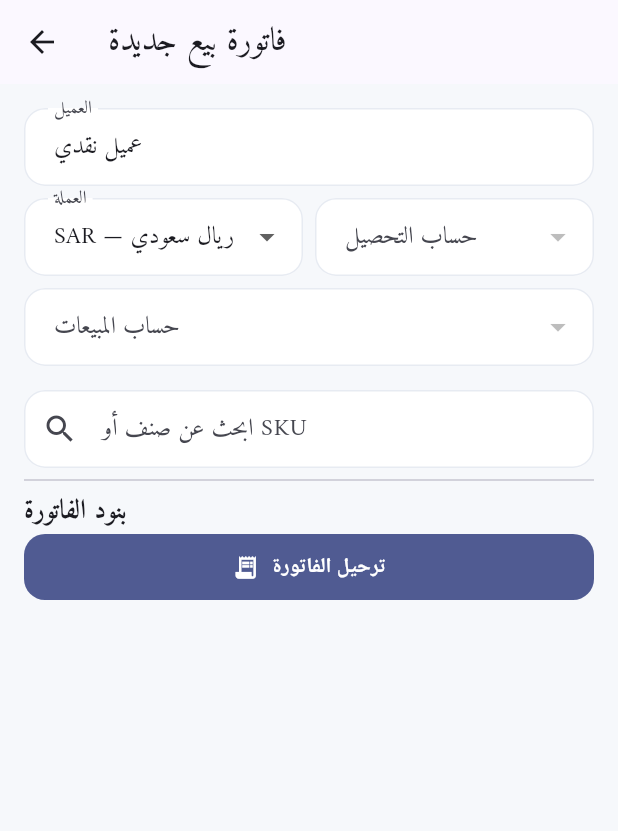
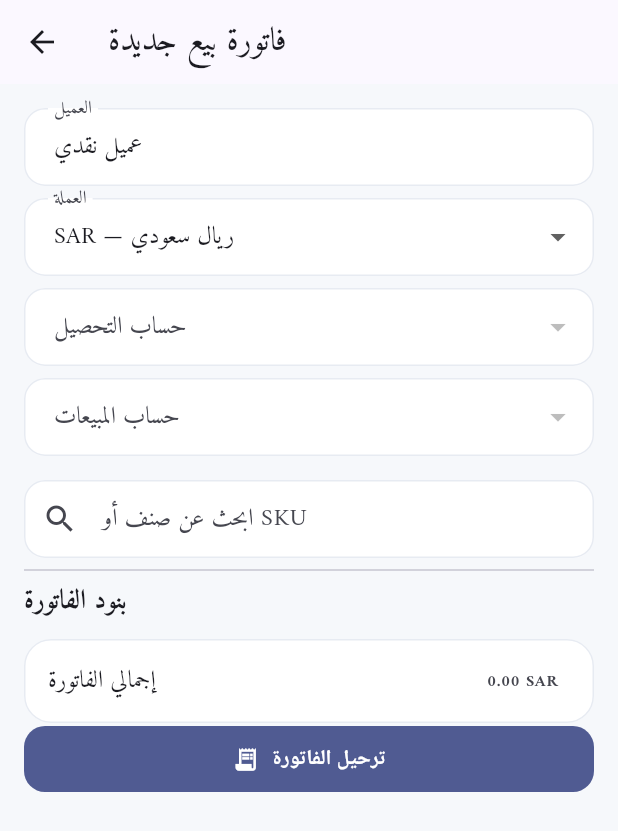
Before and after one commit to goodlooking3/3005, a Flutter app: the SalesInvoiceScreen screen opened directly, on a phone screen of 412 x 824 dp. Shown: the top 831 px of the screen. Run offline on Flutter 3.47's test engine with Material 3 defaults, Android fonts, the phone set to English and light mode, and no system bars; our stand-ins replace file_picker, flutter_secure_storage, local_auth, printing, shared_preferences, sqflite and 1 more; missing offline and left inert: cryptography, excel; accounts and stored records are empty.

Commit message:
Align sales invoice UI with currency and posting rules

```diff
--- a/lib/features/my_sales/presentation/screens/sales_invoice_screen.dart
+++ b/lib/features/my_sales/presentation/screens/sales_invoice_screen.dart
@@ -65,7 +65,7 @@ class _SalesInvoiceScreenState extends State<SalesInvoiceScreen> {
     } catch (value) {
       if (mounted)
         setState(() {
-          error = '$value';
+          error = 'تعذر تحميل بيانات فاتورة البيع. اضغط تحديث وحاول مجددًا';
           loading = false;
         });
     }
@@ -82,12 +82,39 @@ class _SalesInvoiceScreenState extends State<SalesInvoiceScreen> {
 
   List<InventoryItem> get filteredItems {
     final term = search.text.trim().toLowerCase();
-    if (term.isEmpty) return items;
-    return items
-        .where((item) =>
-            item.name.toLowerCase().contains(term) ||
-            item.sku.toLowerCase().contains(term))
-        .toList();
+    return items.where((item) {
+      final sameCurrency = item.currency.trim().toUpperCase() == currency;
+      final matchesSearch = term.isEmpty ||
+          item.name.toLowerCase().contains(term) ||
+          item.sku.toLowerCase().contains(term);
+      return sameCurrency && matchesSearch;
+    }).toList();
+  }
+  double get cartTotal => cart.fold<double>(
+      0, (total, item) => total + _quantity(item) * item.salePrice);
+  void _setCurrency(String value) {
+    setState(() {
+      currency = value;
+      if (cashAccountId != null &&
+          !accounts
+              .firstWhere((account) => account.id == cashAccountId)
+              .supportedCurrencies
+              .contains(currency)) {
+        cashAccountId = null;
+      }
+      if (salesAccountId != null &&
+          !accounts
+              .firstWhere((account) => account.id == salesAccountId)
+              .supportedCurrencies
+              .contains(currency)) {
+        salesAccountId = null;
+      }
+      quantities.removeWhere((id, _) {
+        final matches = items.where((candidate) => candidate.id == id);
+        final item = matches.isEmpty ? null : matches.first;
+        return item != null && item.currency.trim().toUpperCase() != currency;
+      });
+    });
   }
 
   List<InventoryItem> get cart =>
@@ -153,10 +180,10 @@ class _SalesInvoiceScreenState extends State<SalesInvoiceScreen> {
         salesAccountId: salesAccountId!,
       );
       if (mounted) Navigator.pop(context, true);
-    } catch (value) {
+    } catch (_) {
       if (mounted)
         setState(() {
-          error = '$value';
+          error = 'تعذر ترحيل الفاتورة. تحقق من الحساب والعملة والكمية ثم حاول مجددًا';
           loading = false;
         });
     }
@@ -167,10 +194,16 @@ class _SalesInvoiceScreenState extends State<SalesInvoiceScreen> {
     if (loading && items.isEmpty)
       return const Scaffold(body: Center(child: CircularProgressIndicator()));
     final cashAccounts = accounts
-        .where((a) => a.kind == AccountKind.cash || a.kind == AccountKind.bank)
+        .where((a) =>
+            (a.kind == AccountKind.cash || a.kind == AccountKind.bank) &&
+            a.supportedCurrencies.contains(currency))
         .toList();
     final revenueAccounts =
-        accounts.where((a) => a.kind == AccountKind.revenue).toList();
+        accounts
+            .where((a) =>
+                a.kind == AccountKind.revenue &&
+                a.supportedCurrencies.contains(currency))
+            .toList();
     return Scaffold(
       appBar: AppBar(title: const Text('فاتورة بيع جديدة')),
       body: ListView(padding: const EdgeInsets.all(16), children: [
@@ -190,9 +223,10 @@ class _SalesInvoiceScreenState extends State<SalesInvoiceScreen> {
               onTap: () => setState(() => customer.text = party.name),
             )),
         const SizedBox(height: 8),
-        Row(children: [
-          Expanded(
-              child: DropdownButtonFormField<String>(
+        LayoutBuilder(builder: (context, constraints) {
+          final compact = constraints.maxWidth < 520;
+          final fields = [
+            DropdownButtonFormField<String>(
                   value: currency,
                   decoration: const InputDecoration(labelText: 'العملة'),
                   items: (currencyOptions.isEmpty
@@ -207,19 +241,19 @@ class _SalesInvoiceScreenState extends State<SalesInvoiceScreen> {
                           value: item.code,
                           child: Text('${item.code} — ${item.name}')))
                       .toList(),
-                  onChanged: (value) =>
-                      setState(() => currency = value ?? 'SAR'))),
-          const SizedBox(width: 8),
-          Expanded(
-              child: DropdownButtonFormField<int>(
-                  value: cashAccountId,
-                  decoration: const InputDecoration(labelText: 'حساب التحصيل'),
-                  items: cashAccounts
-                      .map((a) =>
-                          DropdownMenuItem(value: a.id, child: Text(a.name)))
-                      .toList(),
-                  onChanged: (value) => setState(() => cashAccountId = value))),
-        ]),
+                  onChanged: (value) => _setCurrency(value ?? 'SAR')),
+            DropdownButtonFormField<int>(
+                value: cashAccountId,
+                decoration: const InputDecoration(labelText: 'حساب التحصيل'),
+                items: cashAccounts
+                    .map((a) => DropdownMenuItem(value: a.id, child: Text(a.name)))
+                    .toList(),
+                onChanged: (value) => setState(() => cashAccountId = value)),
+          ];
+          return compact
+              ? Column(children: [fields[0], const SizedBox(height: 8), fields[1]])
+              : Row(children: [Expanded(child: fields[0]), const SizedBox(width: 8), Expanded(child: fields[1])]);
+        }),
         const SizedBox(height: 8),
         DropdownButtonFormField<int>(
             value: salesAccountId,
@@ -252,10 +286,17 @@ class _SalesInvoiceScreenState extends State<SalesInvoiceScreen> {
                 onPressed: () => _remove(item),
                 icon: const Icon(Icons.remove_circle_outline)),
             trailing: Text(_quantity(item).toStringAsFixed(0)))),
+        const SizedBox(height: 12),
+        Card(
+          child: ListTile(
+            title: const Text('إجمالي الفاتورة'),
+            trailing: Text('${cartTotal.toStringAsFixed(2)} $currency', style: const TextStyle(fontWeight: FontWeight.bold)),
+          ),
+        ),
         FilledButton.icon(
             onPressed: loading ? null : _post,
-            icon: const Icon(Icons.receipt_long),
-            label: const Text('ترحيل الفاتورة')),
+            icon: loading ? const SizedBox(width: 18, height: 18, child: CircularProgressIndicator(strokeWidth: 2)) : const Icon(Icons.receipt_long),
+            label: Text(loading ? 'جارٍ الترحيل...' : 'ترحيل الفاتورة')),
       ]),
     );
   }
```
Also changed, not shown: lib/features/my_sales/presentation/screens/sales_reversals_screen.dart (+17 -11 lines), 1 other file.
